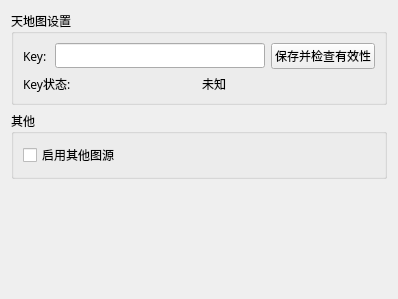
Above: ui/setting.ui from liuxsdev/qgis-plugin-tianditu before the change. Below: the same form after it.
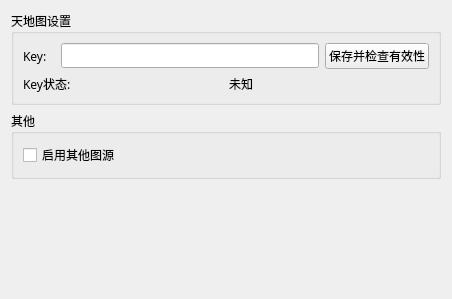
That is the form after the change.

```diff
--- a/ui/setting.ui
+++ b/ui/setting.ui
@@ -6,7 +6,7 @@
    <rect>
     <x>0</x>
     <y>0</y>
-    <width>398</width>
+    <width>452</width>
     <height>299</height>
    </rect>
   </property>
```
